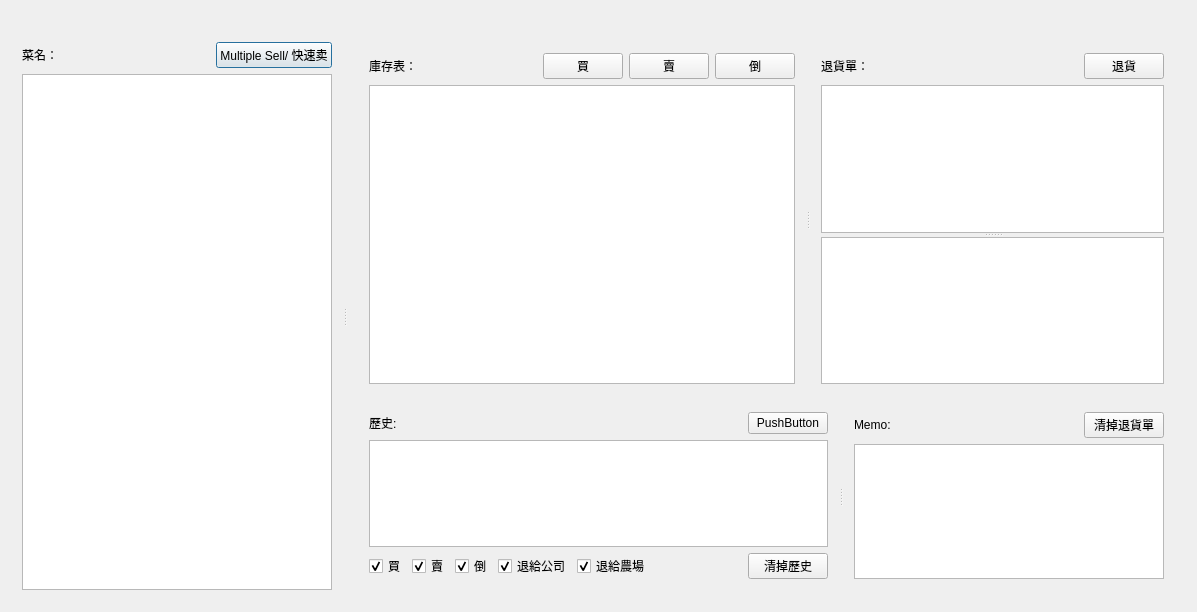
ultimatedbz/inventory, file dialog.ui: the form before one commit.
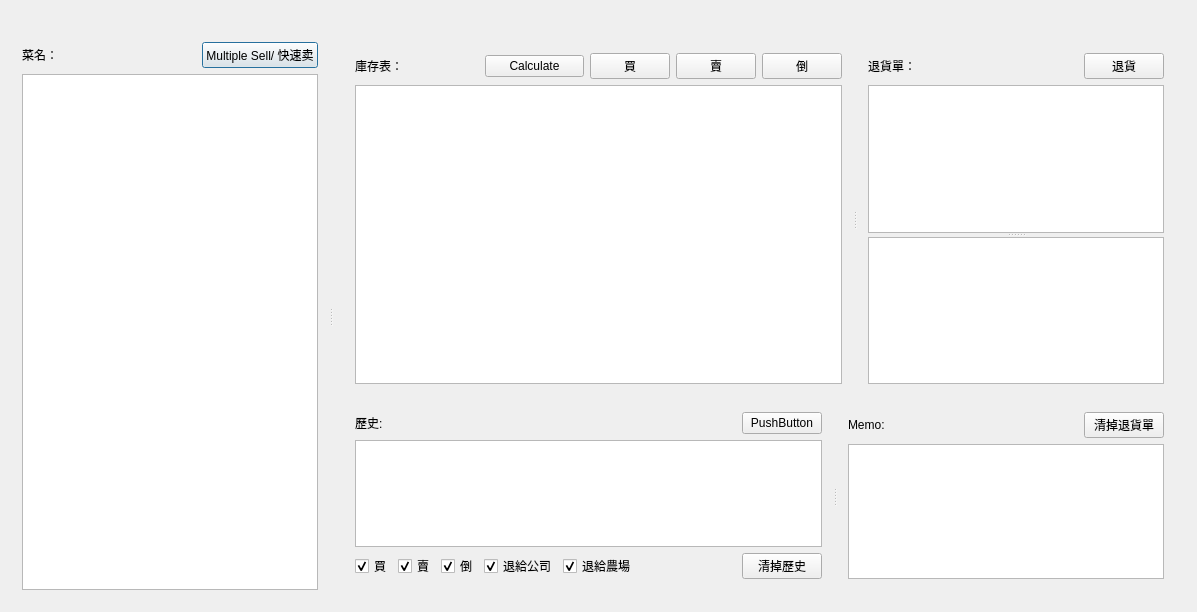
The form after the commit.

Patch:
```diff
--- a/dialog.ui
+++ b/dialog.ui
@@ -104,6 +104,19 @@
                </property>
               </widget>
              </item>
+             <item>
+              <widget class="QPushButton" name="CalculateSold">
+               <property name="minimumSize">
+                <size>
+                 <width>99</width>
+                 <height>0</height>
+                </size>
+               </property>
+               <property name="text">
+                <string>Calculate</string>
+               </property>
+              </widget>
+             </item>
              <item>
               <widget class="QPushButton" name="Buy">
                <property name="sizePolicy">
```
Left out of the diff: 96 changed lines with no effect on the pictures.
